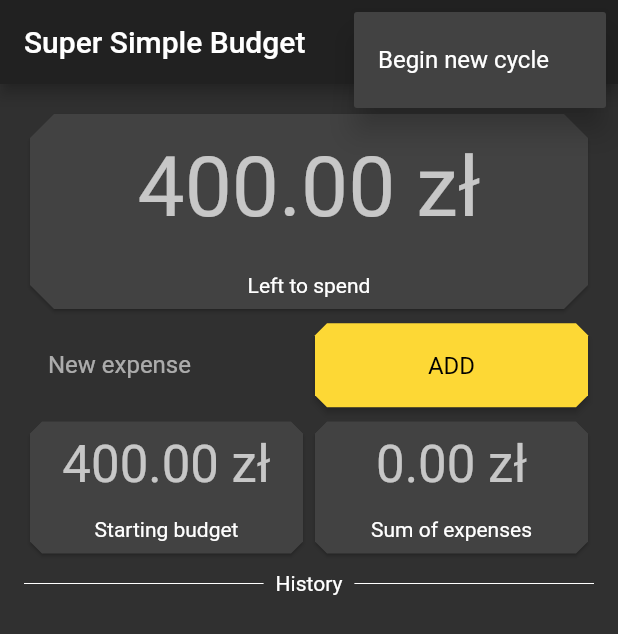
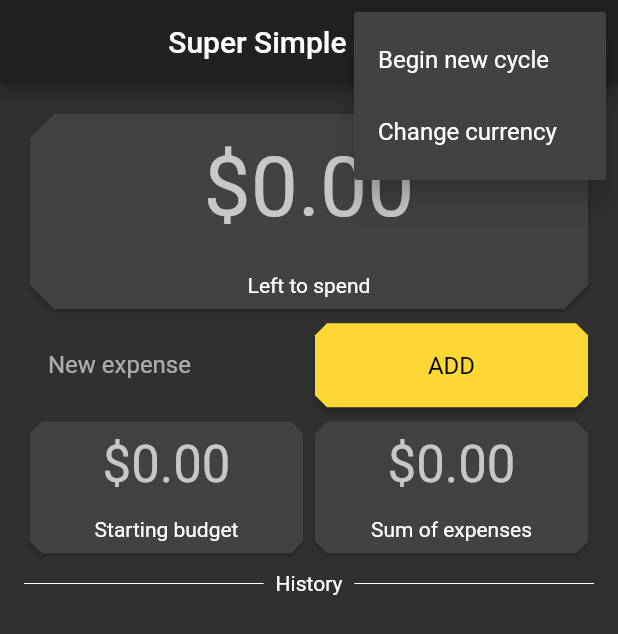
Before and after one commit to MarcinusX/super_simple_budget, a Flutter app: the screen it shows after launch, after a tap on the "more vert" icon, on a phone screen of 412 x 824 dp. Shown: the top 634 px of the screen. Run offline on Flutter 3.47's test engine with Material 2 defaults, Android fonts, the phone set to English and light mode, and no system bars; our stand-ins replace shared_preferences, sqflite; accounts and stored records are empty.

Commit message:
Added currencies support

```diff
--- a/lib/main.dart
+++ b/lib/main.dart
@@ -1,19 +1,18 @@
 import 'package:flutter/material.dart';
 import 'package:flutter_localizations/flutter_localizations.dart';
 import 'package:super_simple_budget/generated/i18n.dart';
-import 'package:super_simple_budget/service/database_service.dart';
+import 'package:super_simple_budget/service/storage_service.dart';
 import 'package:super_simple_budget/widget/cut_corners_border.dart';
 import 'package:super_simple_budget/widget/main_page.dart';
 
 void main() async {
-  DatabaseService databaseService = new DatabaseService();
-  await databaseService.open();
-  runApp(new MyApp(databaseService: databaseService));
+  StorageService storageService = new StorageService();
+  await storageService.open();
+  runApp(new MyApp(databaseService: storageService));
 }
 
 class MyApp extends StatelessWidget {
-
-  final DatabaseService databaseService;
+  final StorageService databaseService;
 
   const MyApp({Key key, this.databaseService}) : super(key: key);
 
@@ -37,8 +36,7 @@ class MyApp extends StatelessWidget {
           brightness: Brightness.dark,
           primarySwatch: Colors.yellow,
           accentColor: Colors.yellow),
-      home: new MainPage(databaseService: databaseService),
+      home: new MainPage(storageService: databaseService),
     );
   }
-
 }
--- /dev/null
+++ b/lib/model/currency.dart
@@ -0,0 +1,55 @@
+import 'package:flutter/material.dart';
+import 'package:super_simple_budget/generated/i18n.dart';
+
+typedef String NameGetter(BuildContext context);
+
+class Currency {
+  final String symbol;
+  final bool onLeft;
+  final NameGetter getName;
+  final String name;
+
+  Currency._(this.symbol, this.name, this.onLeft, this.getName);
+
+  static Currency gbp =
+      new Currency._("£", "GBP", true, (context) => S.of(context).currencyGBP);
+  static Currency usd = new Currency._(
+      "\$", "USD", true, (context) => S.of(context).currencyUSD('\$'));
+  static Currency eur =
+      new Currency._("€", "EUR", false, (context) => S.of(context).currencyEUR);
+  static Currency pln = new Currency._(
+      "zł", "PLN", false, (context) => S.of(context).currencyPLN);
+
+  static List<Currency> currencies = [
+    Currency.usd,
+    Currency.gbp,
+    Currency.eur,
+    Currency.pln
+  ];
+
+  @override
+  String toString() => name;
+
+  static Currency fromString(String name) {
+    switch (name) {
+      case "GBP":
+        return gbp;
+      case "USD":
+        return usd;
+      case "EUR":
+        return eur;
+      case "PLN":
+        return pln;
+      default:
+        return usd;
+    }
+  }
+}
+
+String valueWithCurrency(double value, Currency currency) {
+  String sign = value < 0 ? "-" : "";
+  String prefix = currency.onLeft ? currency.symbol : "";
+  String stringValue = value.abs().toStringAsFixed(2);
+  String suffix = currency.onLeft ? "" : " ${currency.symbol}";
+  return sign + prefix + stringValue + suffix;
+}
--- a/lib/service/database_service.dart
+++ /dev/null
@@ -1,30 +0,0 @@
-import 'dart:async';
-import 'dart:io';
-
-import 'package:path/path.dart';
-import 'package:path_provider/path_provider.dart';
-import 'package:super_simple_budget/model/expense.dart';
-import 'package:super_simple_budget/service/expense_provider.dart';
-
-class DatabaseService {
-  static const String _databaseName = "super_simple_budget.db";
-  ExpenseProvider expenseProvider = new ExpenseProvider();
-
-  Future open() async {
-    Directory documentDirectory = await getApplicationDocumentsDirectory();
-    String path = join(documentDirectory.path, _databaseName);
-    return expenseProvider.open(path);
-  }
-
-  Future<List<Expense>> getCurrentExpenses() async {
-    return expenseProvider.getAll();
-  }
-
-  Future<Expense> addExpense(Expense expense) {
-    return expenseProvider.insert(expense);
-  }
-
-  Future close() async {
-    return expenseProvider.close();
-  }
-}
--- /dev/null
+++ b/lib/service/storage_service.dart
@@ -0,0 +1,52 @@
+import 'dart:async';
+import 'dart:io';
+
+import 'package:path/path.dart';
+import 'package:path_provider/path_provider.dart';
+import 'package:shared_preferences/shared_preferences.dart';
+import 'package:super_simple_budget/model/currency.dart';
+import 'package:super_simple_budget/model/expense.dart';
+import 'package:super_simple_budget/service/database_helper.dart';
+
+class StorageService {
+  static const String _databaseName = "super_simple_budget.db";
+  static const String _keyCurrency = "currency";
+  static const String _keyBudget = "budget";
+  DatabaseHelper dbHelper = new DatabaseHelper();
+  SharedPreferences sharedPrefs;
+
+  Future open() async {
+    sharedPrefs = await SharedPreferences.getInstance();
+    Directory documentDirectory = await getApplicationDocumentsDirectory();
+    String path = join(documentDirectory.path, _databaseName);
+    return dbHelper.open(path);
+  }
+
+  Future<List<Expense>> getCurrentExpenses() async {
+    return dbHelper.getAllExpenses();
+  }
+
+  Future<Expense> addExpense(Expense expense) {
+    return dbHelper.insertExpense(expense);
+  }
+
+  Future close() async {
+    return dbHelper.close();
+  }
+
+  Currency getCurrency() {
+    return Currency.fromString(sharedPrefs.getString(_keyCurrency));
+  }
+
+  void saveCurrency(Currency currency) {
+    sharedPrefs.setString(_keyCurrency, currency.toString());
+  }
+
+  double getStartingBudget() {
+    return sharedPrefs.getDouble(_keyBudget);
+  }
+
+  void saveStartingBudget(double budget) {
+    sharedPrefs.setDouble(_keyBudget, budget);
+  }
+}
--- a/lib/widget/card_to_spend.dart
+++ b/lib/widget/card_to_spend.dart
@@ -1,10 +1,13 @@
 import 'package:flutter/material.dart';
 import 'package:super_simple_budget/generated/i18n.dart';
+import 'package:super_simple_budget/model/currency.dart';
 
 class CardToSpend extends StatelessWidget {
   final double leftToSpend;
+  final Currency currency;
 
-  const CardToSpend({Key key, this.leftToSpend}) : super(key: key);
+  const CardToSpend({Key key, this.leftToSpend, this.currency})
+      : super(key: key);
 
   @override
   Widget build(BuildContext context) {
@@ -18,7 +21,7 @@ class CardToSpend extends StatelessWidget {
             new Padding(
               padding: const EdgeInsets.all(16.0),
               child: new Text(
-                leftToSpend.toStringAsFixed(2) + " zł",
+                valueWithCurrency(leftToSpend, currency),
                 style: Theme.of(context).textTheme.display3,
               ),
             ),
--- a/lib/widget/expense_history_row.dart
+++ b/lib/widget/expense_history_row.dart
@@ -1,11 +1,14 @@
 import 'package:flutter/material.dart';
 import 'package:intl/intl.dart';
+import 'package:super_simple_budget/model/currency.dart';
 import 'package:super_simple_budget/model/expense.dart';
 
 class ExpenseHistoryRow extends StatelessWidget {
   final Expense expense;
+  final Currency currency;
 
-  const ExpenseHistoryRow({Key key, this.expense}) : super(key: key);
+  const ExpenseHistoryRow({Key key, this.expense, this.currency})
+      : super(key: key);
 
   @override
   Widget build(BuildContext context) {
@@ -14,7 +17,7 @@ class ExpenseHistoryRow extends StatelessWidget {
         borderRadius: BorderRadius.all(Radius.circular(8.0)),
       ),
       child: new ListTile(
-        title: new Text(expense.value.toStringAsFixed(2) + " zł"),
+        title: new Text(valueWithCurrency(expense.value, currency)),
         trailing: new Text(new DateFormat(
                 'EEEE, d MMMM', Localizations.localeOf(context).toString())
             .format(expense.dateTime)),
--- a/lib/widget/main_page.dart
+++ b/lib/widget/main_page.dart
@@ -1,8 +1,9 @@
 import 'package:flutter/material.dart';
 import 'package:intl/date_symbol_data_local.dart';
 import 'package:super_simple_budget/generated/i18n.dart';
+import 'package:super_simple_budget/model/currency.dart';
 import 'package:super_simple_budget/model/expense.dart';
-import 'package:super_simple_budget/service/database_service.dart';
+import 'package:super_simple_budget/service/storage_service.dart';
 import 'package:super_simple_budget/widget/card_to_spend.dart';
 import 'package:super_simple_budget/widget/expense_history_row.dart';
 import 'package:super_simple_budget/widget/history_divider.dart';
@@ -10,18 +11,18 @@ import 'package:super_simple_budget/widget/input_expense_row.dart';
 import 'package:super_simple_budget/widget/minor_value_card.dart';
 
 class MainPage extends StatefulWidget {
-  final DatabaseService databaseService;
+  final StorageService storageService;
 
-  MainPage({Key key, this.databaseService}) : super(key: key);
+  MainPage({Key key, this.storageService}) : super(key: key);
 
   @override
   _MainPageState createState() => new _MainPageState();
 }
 
 class _MainPageState extends State<MainPage> {
-  double startBudget = 400.0;
-
+  double startBudget = 0.0;
   List<Expense> expenses = [];
+  Currency currency;
 
   double get spent => expenses.fold(0.0, (sum, expense) => sum + expense.value);
 
@@ -32,40 +33,83 @@ class _MainPageState extends State<MainPage> {
     super.initState();
     initializeDateFormatting();
     _loadExpenses();
+    this.currency = widget.storageService.getCurrency();
   }
 
   _loadExpenses() {
-    widget.databaseService
-        .getCurrentExpenses()
-        .then((result) =>
+    widget.storageService.getCurrentExpenses().then((result) =>
         setState(() =>
-        expenses =
-        result..sort((ex1, ex2) => ex1.dateTime.compareTo(ex2.dateTime))));
+        expenses = result
+          ..sort((ex1, ex2) => ex1.dateTime.compareTo(ex2.dateTime))));
   }
 
   _addExpense(Expense expense) {
-    widget.databaseService.addExpense(expense);
+    widget.storageService.addExpense(expense);
     setState(() {
       expenses.insert(0, expense);
     });
+  }
+
+  _openCurrencyDialog() async {
+    Currency currency = await showDialog(
+        context: context,
+        builder: (context) {
+          return new SimpleDialog(
+            title: new Text(S
+                .of(context)
+                .chooseCurrency),
+            children: Currency.currencies
+                .map(
+                  (currency) =>
+              new SimpleDialogOption(
+                onPressed: () => Navigator.of(context).pop(currency),
+                child: new ListTile(
+                  selected: currency == this.currency,
+                  title: new Text(currency.getName(context)),
+                ),
+              ),
+            )
+                .toList(),
+          );
+        });
+    if (currency != null) {
+      widget.storageService.saveCurrency(currency);
+      setState(() {
+        this.currency = currency;
+      });
+    }
   }
 
   @override
   Widget build(BuildContext context) {
     return new Scaffold(
       appBar: new AppBar(
+        centerTitle: true,
         title: new Text(S
             .of(context)
             .appTitle),
         actions: <Widget>[
           new PopupMenuButton<String>(
-            onSelected: (val) {},
+            onSelected: (val) {
+              switch (val) {
+                case 'CURRENCY':
+                  _openCurrencyDialog();
+                  break;
+              }
+            },
             itemBuilder: (BuildContext context) => <PopupMenuItem<String>>[
               new PopupMenuItem<String>(
-                      value: 'costam',
-                  child: new Text(S
-                      .of(context)
-                      .beginNewCycle)),
+                value: 'NEW_CYCLE',
+                child: new Text(S
+                    .of(context)
+                    .beginNewCycle),
+              ),
+              new PopupMenuItem<String>(
+                value: 'CURRENCY',
+                child: new Text(S
+                    .of(context)
+                    .changeCurrency),
+              ),
                 ],
           ),
         ],
@@ -79,6 +123,7 @@ class _MainPageState extends State<MainPage> {
             children: <Widget>[
               new CardToSpend(
                 leftToSpend: leftToSpend,
+                currency: currency,
               ),
               new InputExpenseRow(
                 onClick: _addExpense,
@@ -91,6 +136,7 @@ class _MainPageState extends State<MainPage> {
                       label: S
                           .of(context)
                           .startingBudget,
+                      currency: currency,
                     ),
                   ),
                   new Expanded(
@@ -99,6 +145,7 @@ class _MainPageState extends State<MainPage> {
                       label: S
                           .of(context)
                           .sumOfExpenses,
+                      currency: currency,
                     ),
                   ),
                 ],
@@ -106,7 +153,11 @@ class _MainPageState extends State<MainPage> {
               new HistoryDivider(),
               new Column(
                 children: expenses
-                    .map((expense) => new ExpenseHistoryRow(expense: expense))
+                    .map((expense) =>
+                new ExpenseHistoryRow(
+                  expense: expense,
+                  currency: currency,
+                ))
                     .toList(),
               )
             ],
--- a/lib/widget/minor_value_card.dart
+++ b/lib/widget/minor_value_card.dart
@@ -1,10 +1,13 @@
 import 'package:flutter/material.dart';
+import 'package:super_simple_budget/model/currency.dart';
 
 class MinorValueCard extends StatelessWidget {
   final double value;
   final String label;
+  final Currency currency;
 
-  const MinorValueCard({Key key, this.value, this.label}) : super(key: key);
+  const MinorValueCard({Key key, this.value, this.label, this.currency})
+      : super(key: key);
 
   @override
   Widget build(BuildContext context) {
@@ -17,7 +20,7 @@ class MinorValueCard extends StatelessWidget {
           new Padding(
             padding: const EdgeInsets.all(8.0),
             child: new Text(
-              value.toStringAsFixed(2) + " zł",
+              valueWithCurrency(value, currency),
               style: Theme.of(context).textTheme.display1,
             ),
           ),
--- a/pubspec.yaml
+++ b/pubspec.yaml
@@ -8,6 +8,7 @@ dependencies:
   intl_translation: "^0.16.6"
   sqflite: "^0.8.9"
   path_provider: "^0.4.0"
+  shared_preferences: "^0.4.1"
   flutter_localizations:
     sdk: flutter
 
```
Also changed, not shown: lib/service/database_helper.dart (renamed from lib/service/expense_provider.dart, +5 -22 lines), lib/widget/input_expense_row.dart (+7 -9 lines), res/values/strings_en.arb (+7 -1 lines), res/values/strings_pl.arb (+7 -1 lines), lib/generated/i18n.dart, pubspec.lock.
